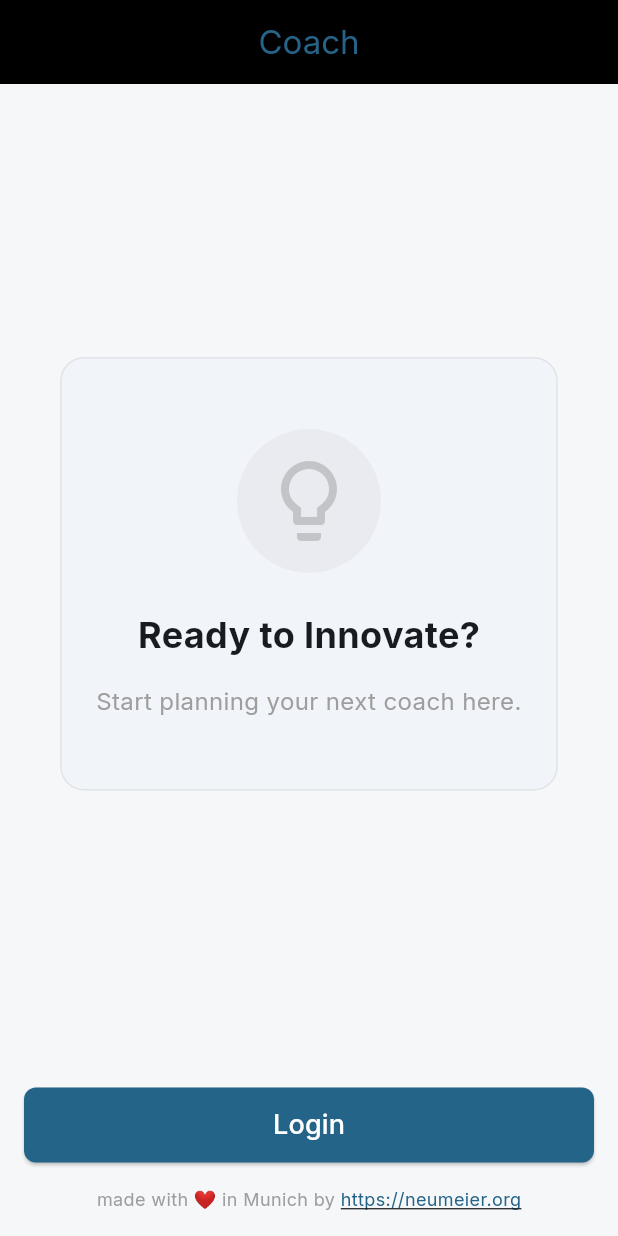
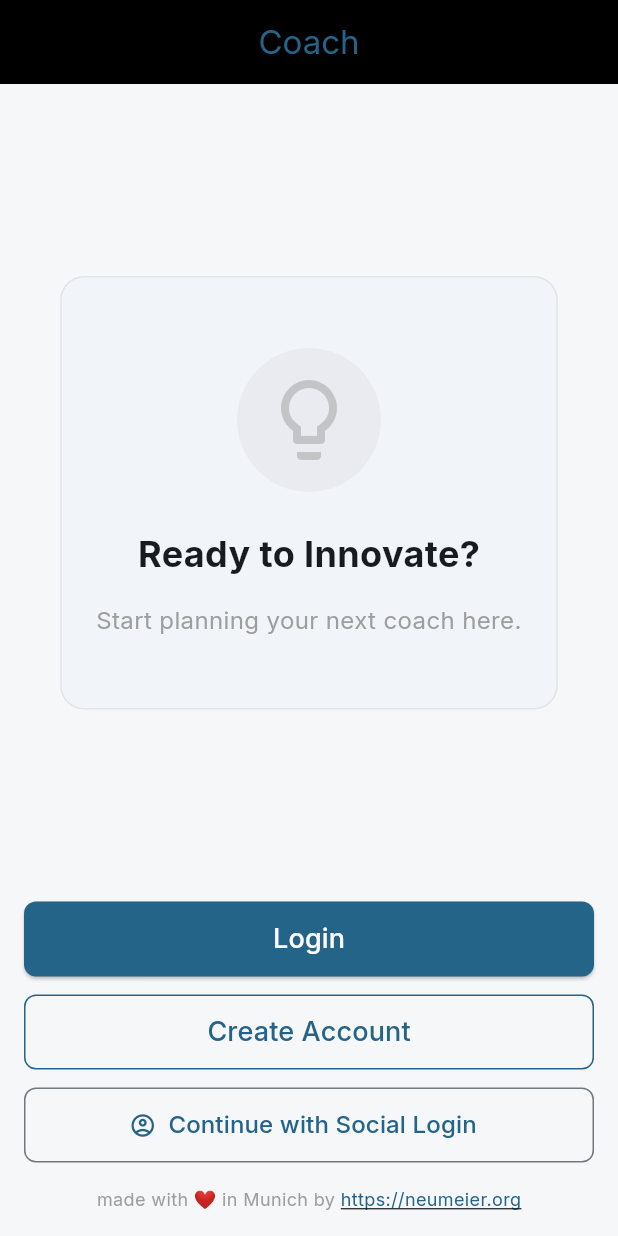
Before and after one commit to andreasofthings/innovation, a Flutter app: the screen it shows after launch, on a phone screen of 412 x 824 dp. Run offline on Flutter 3.47's test engine with Material 3 defaults, Android fonts, the phone set to English and light mode, and no system bars; our stand-ins replace app_links, flutter_colorpicker, flutter_secure_storage, google_fonts; missing offline and left inert: flutter_appauth; accounts and stored records are empty.

```diff
--- a/lib/screens/login_screen.dart
+++ b/lib/screens/login_screen.dart
@@ -20,6 +20,15 @@ class LoginScreen extends StatelessWidget {
         elevation: 0,
       ),
       body: SafeArea(
+        child: SingleChildScrollView(
+          child: ConstrainedBox(
+            constraints: BoxConstraints(
+              minHeight: MediaQuery.of(context).size.height -
+                         MediaQuery.of(context).padding.top -
+                         MediaQuery.of(context).padding.bottom -
+                         kToolbarHeight,
+            ),
+            child: IntrinsicHeight(
               child: Column(
                 children: [
                   const Spacer(),
@@ -72,8 +81,10 @@ class LoginScreen extends StatelessWidget {
                   ),
                   const Spacer(),
                   Padding(
-              padding: const EdgeInsets.all(16.0),
-              child: SizedBox(
+                    padding: const EdgeInsets.symmetric(horizontal: 16.0),
+                    child: Column(
+                      children: [
+                        SizedBox(
                           width: double.infinity,
                           height: 50,
                           child: ElevatedButton(
@@ -92,6 +103,50 @@ class LoginScreen extends StatelessWidget {
                               style: TextStyle(fontSize: 18),
                             ),
                           ),
+                        ),
+                        const SizedBox(height: 12),
+                        SizedBox(
+                          width: double.infinity,
+                          height: 50,
+                          child: OutlinedButton(
+                            onPressed: () {
+                              _handleEnroll(context);
+                            },
+                            style: OutlinedButton.styleFrom(
+                              side: BorderSide(color: colorScheme.primary),
+                              foregroundColor: colorScheme.primary,
+                              shape: RoundedRectangleBorder(
+                                borderRadius: BorderRadius.circular(8),
+                              ),
+                            ),
+                            child: const Text(
+                              'Create Account',
+                              style: TextStyle(fontSize: 18),
+                            ),
+                          ),
+                        ),
+                        const SizedBox(height: 12),
+                        SizedBox(
+                          width: double.infinity,
+                          height: 50,
+                          child: OutlinedButton.icon(
+                            onPressed: () {
+                              _handleSocialLogin(context);
+                            },
+                            icon: const Icon(Icons.account_circle_outlined),
+                            label: const Text(
+                              'Continue with Social Login',
+                              style: TextStyle(fontSize: 16),
+                            ),
+                            style: OutlinedButton.styleFrom(
+                              shape: RoundedRectangleBorder(
+                                borderRadius: BorderRadius.circular(8),
+                              ),
+                            ),
+                          ),
+                        ),
+                        const SizedBox(height: 16),
+                      ],
                     ),
                   ),
                   Padding(
@@ -122,15 +177,40 @@ class LoginScreen extends StatelessWidget {
                 ],
               ),
             ),
+          ),
+        ),
+      ),
     );
   }
 
   Future<void> _handleLogin(BuildContext context) async {
     try {
-      // Access the AuthProvider and call login
       await context.read<AuthProvider>().login();
     } catch (e) {
-      // Basic error handling for the deferred implementation
+      _showError(context, e);
+    }
+  }
+
+  Future<void> _handleEnroll(BuildContext context) async {
+    try {
+      final auth = context.read<AuthProvider>();
+      await auth.login(flow: 'coach-enrollment');
+    } catch (e) {
+      _showError(context, e);
+    }
+  }
+
+  Future<void> _handleSocialLogin(BuildContext context) async {
+    try {
+      await context.read<AuthProvider>().login(
+            idpHint: 'google',
+          );
+    } catch (e) {
+      _showError(context, e);
+    }
+  }
+
+  void _showError(BuildContext context, dynamic e) {
     if (context.mounted) {
       ScaffoldMessenger.of(context).showSnackBar(
         SnackBar(content: Text('Login failed: $e')),
@@ -138,4 +218,3 @@ class LoginScreen extends StatelessWidget {
     }
   }
 }
-}
```
Also changed, not shown: lib/models/user_profile.dart (+22 -10 lines), lib/providers/auth_provider.dart (+27 -6 lines), lib/providers/user_provider.dart (+22 -22 lines), lib/screens/profile_screen.dart (+17 -2 lines), 1 other file. Lines whose indentation alone changed are shown as unchanged.
